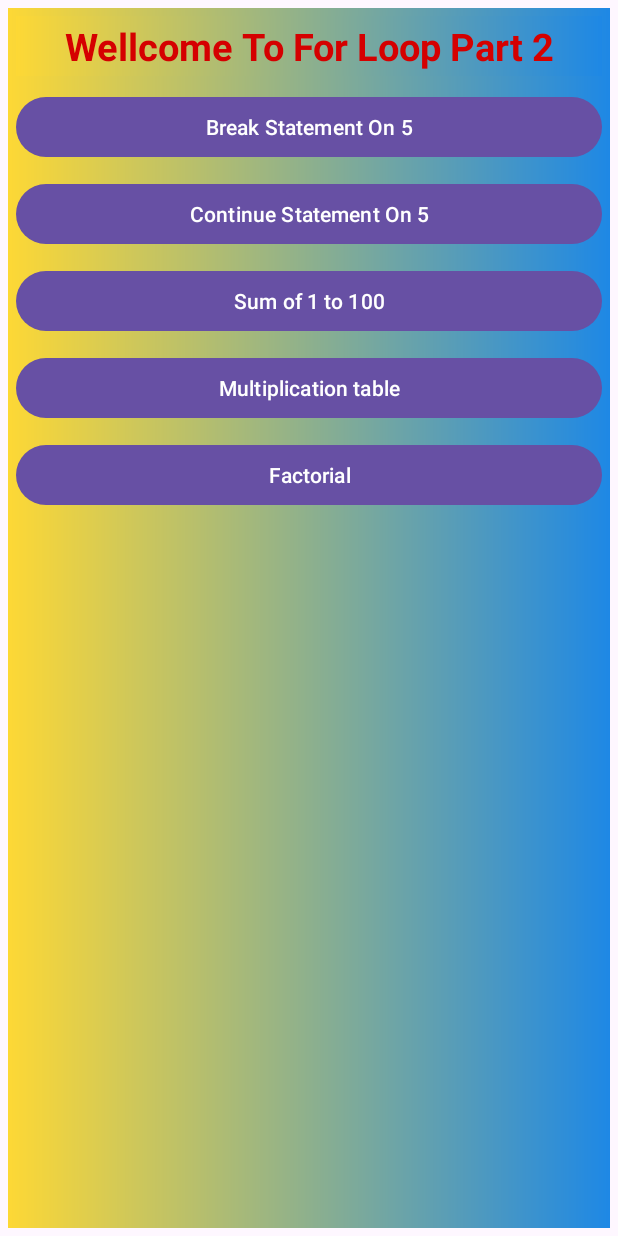
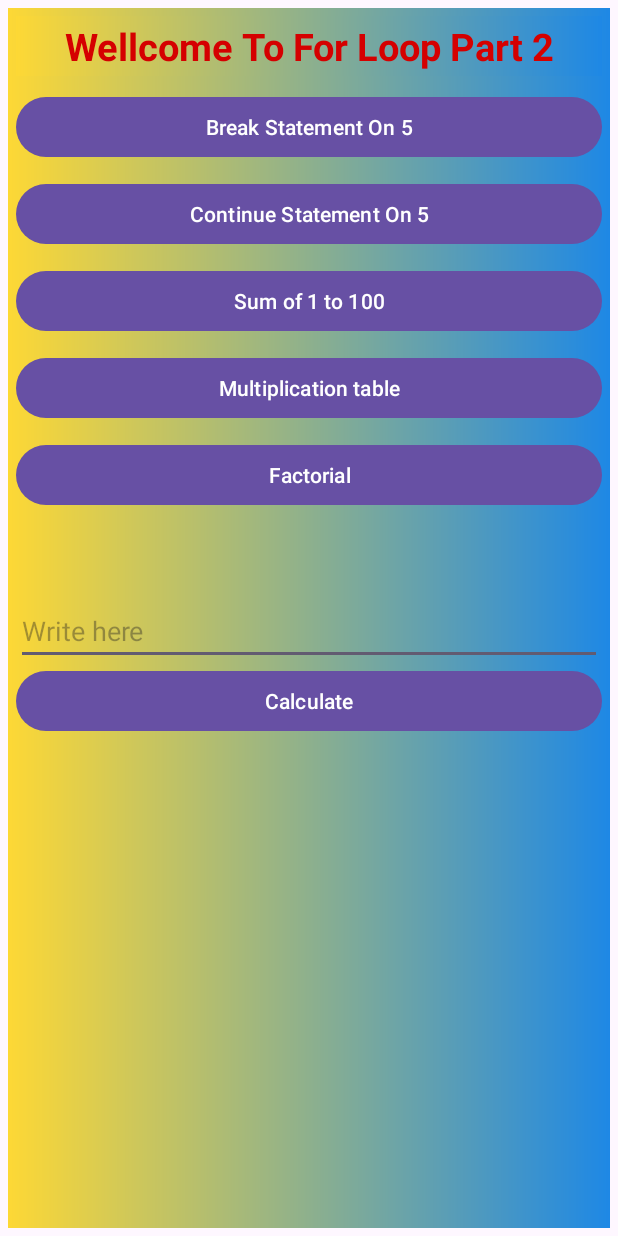
Before and after one commit to anirbanprince/All_Practice, an Android app: the Activity_For_Loop_2 screen opened directly, with no data from a screen before it, on a phone screen of 412 x 824 dp. Run offline under Robolectric (Android 15) with nearby library versions, the phone set to English and light mode, and no system bars.

Commit message:
loop part 3

```diff
--- a/app/src/main/AndroidManifest.xml
+++ b/app/src/main/AndroidManifest.xml
@@ -16,6 +16,9 @@
         android:supportsRtl="true"
         android:theme="@style/Theme.All"
         tools:targetApi="31">
+        <activity
+            android:name=".Activity_For_Loop3"
+            android:exported="false" />
         <activity
             android:name=".Activity_For_Loop_2"
             android:exported="false" />
--- a/app/src/main/java/com/proseobd/all/Activity_For_Loop_2.java
+++ b/app/src/main/java/com/proseobd/all/Activity_For_Loop_2.java
@@ -5,6 +5,7 @@ import android.view.View;
 import android.view.animation.Animation;
 import android.view.animation.AnimationUtils;
 import android.widget.Button;
+import android.widget.EditText;
 import android.widget.TextView;
 
 import androidx.activity.EdgeToEdge;
@@ -15,8 +16,9 @@ import androidx.core.view.WindowInsetsCompat;
 
 public class Activity_For_Loop_2 extends AppCompatActivity {
     Animation title_anim;
-    TextView title_Name, tvd;
-    Button btnbs5, btnConT, btnSub1to100, btnMT, btnFact;
+    TextView title_Name, tvd, tvd2;
+    EditText edt;
+    Button btnbs5, btnConT, btnSub1to100, btnMT, btnFact, btnCalculate;
     double fac =1;
 
     @Override
@@ -27,11 +29,14 @@ public class Activity_For_Loop_2 extends AppCompatActivity {
         title_anim = AnimationUtils.loadAnimation(Activity_For_Loop_2.this, R.anim.title_anim);
         title_Name = findViewById(R.id.title_Name);
         tvd = findViewById(R.id.tvd);
+        tvd2 = findViewById(R.id.tvd2);
+        edt = findViewById(R.id.edt);
         btnbs5 = findViewById(R.id.btnbs5);
         btnConT = findViewById(R.id.btnConT);
         btnSub1to100 = findViewById(R.id.btnSub1to100);
         btnMT = findViewById(R.id.btnMT);
         btnFact = findViewById(R.id.btnFact);
+        btnCalculate = findViewById(R.id.btnCalculate);
 
 
 
@@ -109,6 +114,29 @@ public class Activity_For_Loop_2 extends AppCompatActivity {
 
 
 
+        btnCalculate.setOnClickListener(new View.OnClickListener() {
+            @Override
+            public void onClick(View v) {
+                if (edt.length()>0){
+                    int num = Integer.parseInt(edt.getText().toString());
+                    tvd2.setText("");
+                    for (int x=1; x<=10; x++){
+                        int fnum = num*x;
+                        tvd2.append(""+num+" * "+x+" ="+fnum+"\n");
+                    }
+
+                } else {
+                    edt.setError("Please Enter a Number");
+                }
+
+
+
+
+            }
+        });
+
+
+
 
 
 
--- a/app/src/main/res/layout/activity_for_loop2.xml
+++ b/app/src/main/res/layout/activity_for_loop2.xml
@@ -86,6 +86,30 @@
         android:textSize="20sp"
         />
 
+    <EditText
+        android:id="@+id/edt"
+        android:layout_width="match_parent"
+        android:layout_height="wrap_content"
+        android:hint="Write here"
+        android:inputType="number"
+        />
+
+    <Button
+        android:id="@+id/btnCalculate"
+        android:layout_width="match_parent"
+        android:layout_height="wrap_content"
+        android:text="Calculate"
+        />
+
+
+
+    <TextView
+        android:id="@+id/tvd2"
+        android:layout_width="match_parent"
+        android:layout_height="wrap_content"
+        android:textColor="@color/black"
+        />
+
 
 
 
--- a/app/src/main/res/layout/activity_main.xml
+++ b/app/src/main/res/layout/activity_main.xml
@@ -132,11 +132,11 @@
             />
 
         <Button
-            android:id="@+id/btntxt2sp"
+            android:id="@+id/btntForLoop3"
             android:layout_width="match_parent"
             android:layout_height="wrap_content"
             android:layout_marginTop="5dp"
-            android:text="Text2Speace"
+            android:text="For Loop 3"
             android:layout_weight="1"
             />
 
```
Also changed, not shown: app/src/main/java/com/proseobd/all/Activity_For_Loop3.java (added, +61 -0 lines), app/src/main/java/com/proseobd/all/MainActivity.java (+15 -1 lines), app/src/main/res/layout/activity_for_loop3.xml (added, +70 -0 lines).
